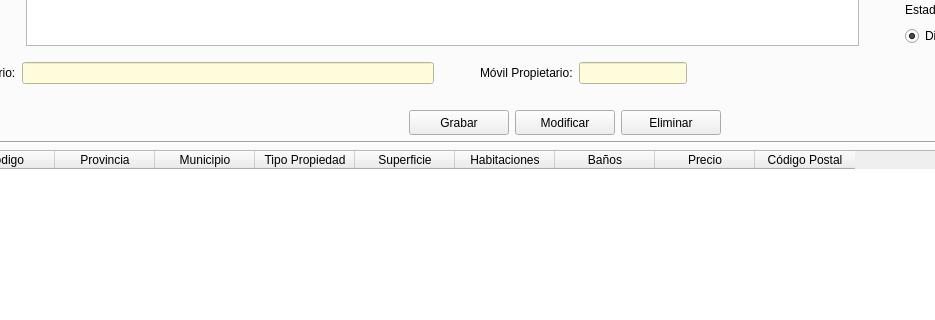
First picture: the form in templates/venPrincipal.ui, repository AmarinoLama/desarrolloInterfaces_Proyecto, before the edit; both pictures show x 86 to 1021 and y 244 to 564 of the 1302 by 841 pixel window.
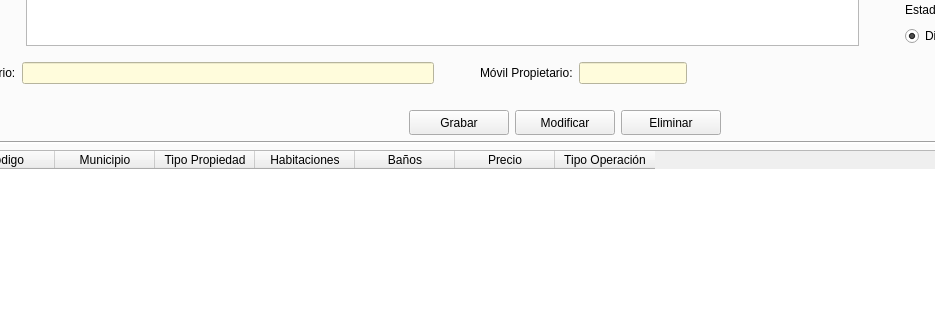
Second picture: the form after the edit. Icons and pictures are not drawn.

```diff
--- a/templates/venPrincipal.ui
+++ b/templates/venPrincipal.ui
@@ -1525,11 +1525,6 @@
             <string>Código</string>
            </property>
           </column>
-          <column>
-           <property name="text">
-            <string>Provincia</string>
-           </property>
-          </column>
           <column>
            <property name="text">
             <string>Municipio</string>
@@ -1540,11 +1535,6 @@
             <string>Tipo Propiedad</string>
            </property>
           </column>
-          <column>
-           <property name="text">
-            <string>Superficie</string>
-           </property>
-          </column>
           <column>
            <property name="text">
             <string>Habitaciones</string>
@@ -1562,7 +1552,7 @@
           </column>
           <column>
            <property name="text">
-            <string>Código Postal</string>
+            <string>Tipo Operación</string>
            </property>
           </column>
          </widget>
```
